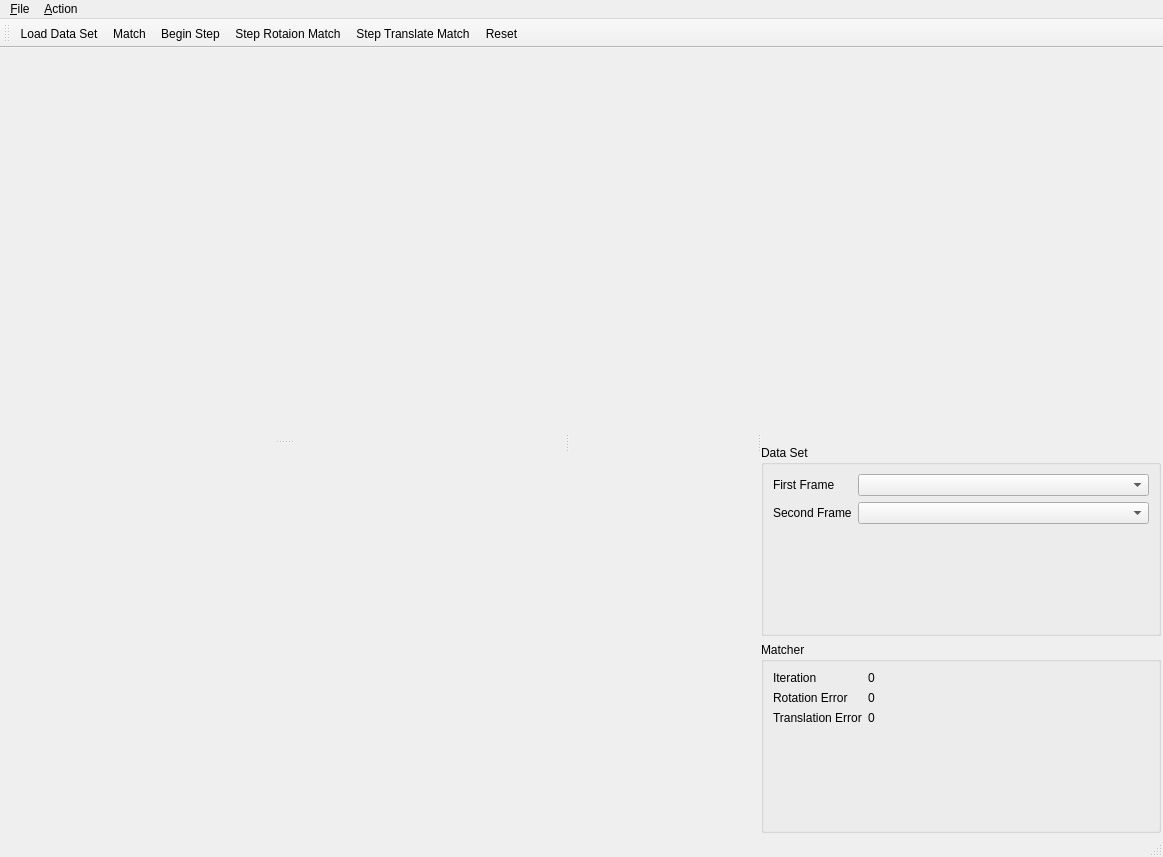
This is src/ui/ToolWindowLineMatcher.ui in oneminute/RecFLS as Qt 5 draws it before an edit. The edited form follows.
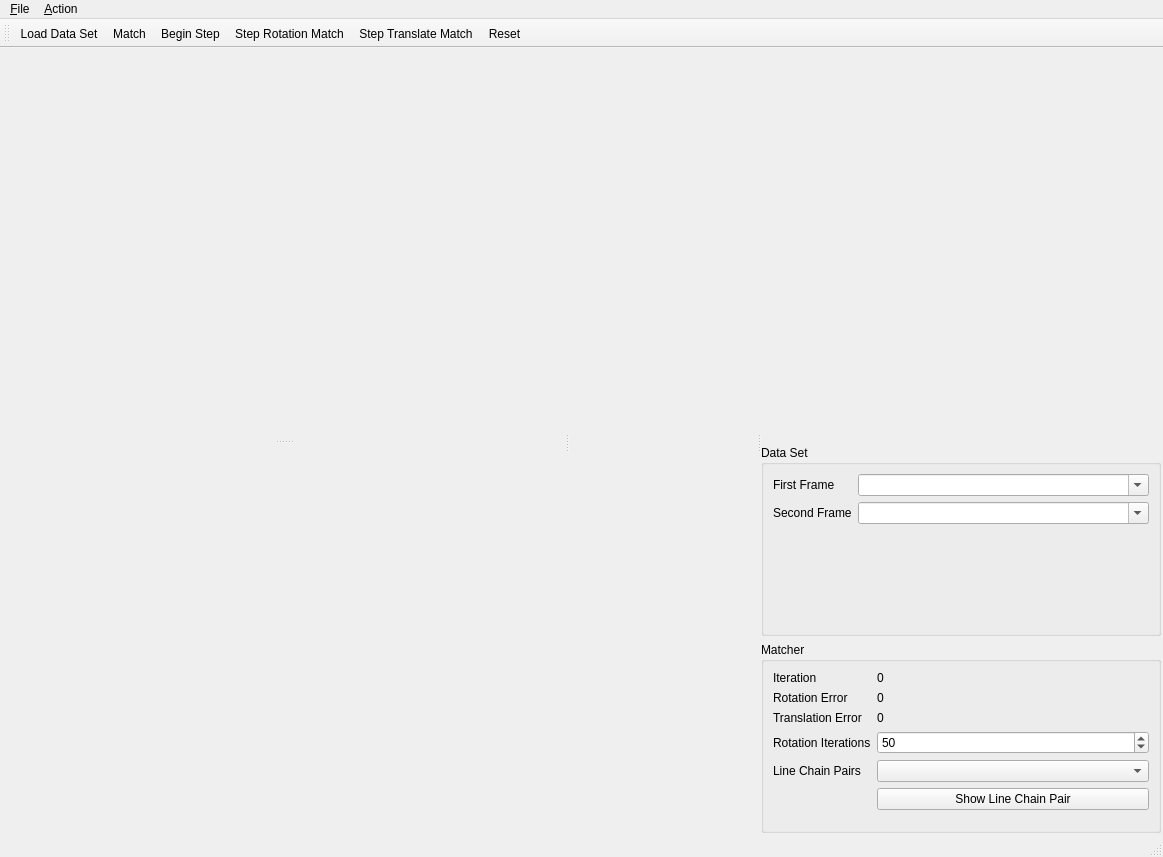
This is the edited form. Custom widgets are drawn as their Qt base class.

Diff of the .ui file:
```diff
--- a/src/ui/ToolWindowLineMatcher.ui
+++ b/src/ui/ToolWindowLineMatcher.ui
@@ -146,7 +146,11 @@
             </widget>
            </item>
            <item row="0" column="1">
-            <widget class="QComboBox" name="comboBoxFirstFrame"/>
+            <widget class="QComboBox" name="comboBoxFirstFrame">
+             <property name="editable">
+              <bool>true</bool>
+             </property>
+            </widget>
            </item>
            <item row="1" column="0">
             <widget class="QLabel" name="label_2">
@@ -156,7 +160,11 @@
             </widget>
            </item>
            <item row="1" column="1">
-            <widget class="QComboBox" name="comboBoxSecondFrame"/>
+            <widget class="QComboBox" name="comboBoxSecondFrame">
+             <property name="editable">
+              <bool>true</bool>
+             </property>
+            </widget>
            </item>
           </layout>
          </widget>
@@ -209,6 +217,40 @@
              </property>
             </widget>
            </item>
+           <item row="3" column="0">
+            <widget class="QLabel" name="label_6">
+             <property name="text">
+              <string>Rotation Iterations</string>
+             </property>
+            </widget>
+           </item>
+           <item row="3" column="1">
+            <widget class="QSpinBox" name="spinBoxRotationIterations">
+             <property name="maximum">
+              <number>100</number>
+             </property>
+             <property name="value">
+              <number>50</number>
+             </property>
+            </widget>
+           </item>
+           <item row="4" column="0">
+            <widget class="QLabel" name="label_7">
+             <property name="text">
+              <string>Line Chain Pairs</string>
+             </property>
+            </widget>
+           </item>
+           <item row="4" column="1">
+            <widget class="QComboBox" name="comboBoxLineChainPairs"/>
+           </item>
+           <item row="5" column="1">
+            <widget class="QPushButton" name="pushButtonShowLineChainPair">
+             <property name="text">
+              <string>Show Line Chain Pair</string>
+             </property>
+            </widget>
+           </item>
           </layout>
          </widget>
         </item>
@@ -256,7 +298,7 @@
    <addaction name="actionLoad_Data_Set"/>
    <addaction name="actionMatch"/>
    <addaction name="actionBegin_Step"/>
-   <addaction name="actionStep_Rotaion_Match"/>
+   <addaction name="actionStep_Rotation_Match"/>
    <addaction name="actionStep_Translate_Match"/>
    <addaction name="actionReset"/>
   </widget>
@@ -270,9 +312,12 @@
     <string>Match</string>
    </property>
   </action>
-  <action name="actionStep_Rotaion_Match">
+  <action name="actionStep_Rotation_Match">
    <property name="text">
-    <string>Step Rotaion Match</string>
+    <string>Step Rotation Match</string>
+   </property>
+   <property name="toolTip">
+    <string>Step Rotation Match</string>
    </property>
   </action>
   <action name="actionReset">
```
